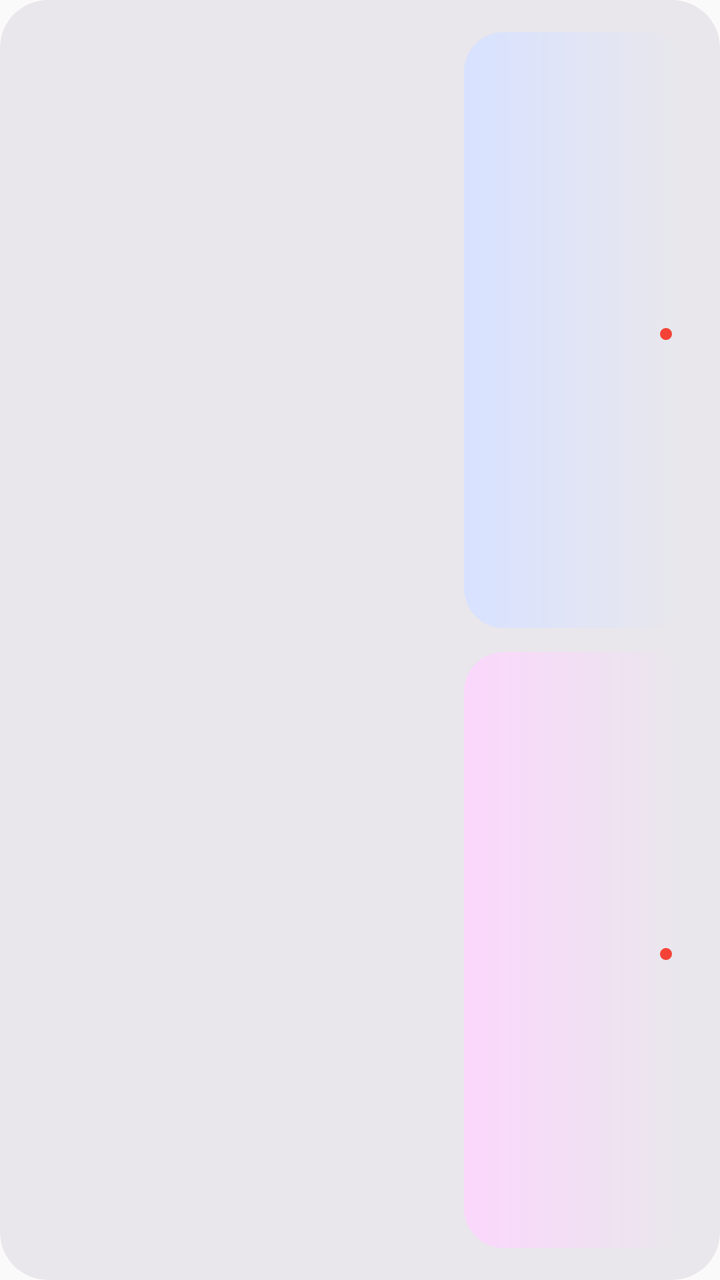
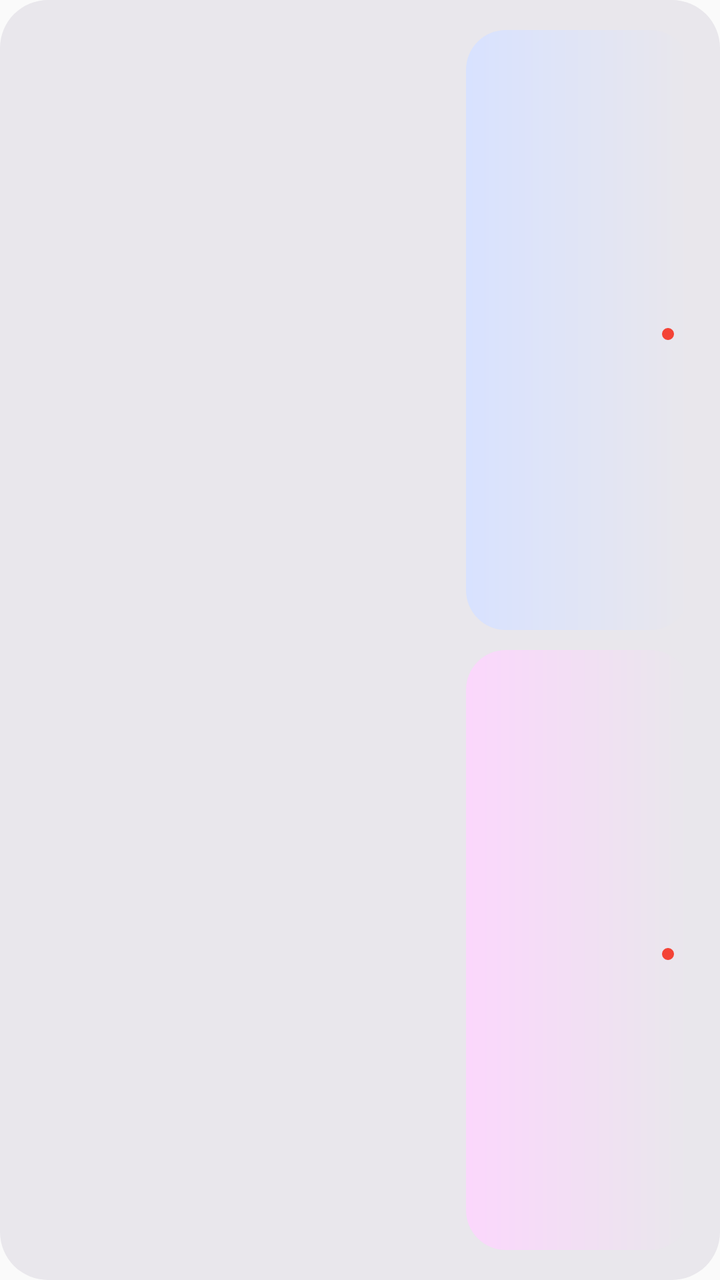

Screens rendered from an Android XML layout before and after an edit, with the pre-edit source and the edit as a unified diff.
<!-- AndroidManifest.xml: application theme Theme.Nexta -->
<!-- res/layout/nexta_widget.xml -->
<?xml version="1.0" encoding="utf-8"?>
<LinearLayout xmlns:android="http://schemas.android.com/apk/res/android"
    android:id="@+id/nexta_widget_root"
    android:layout_width="match_parent"
    android:layout_height="match_parent"
    android:orientation="vertical"
    android:padding="10dp"
    android:background="@drawable/nexta_widget_background">

    <LinearLayout
        android:layout_width="match_parent"
        android:layout_height="0dp"
        android:layout_weight="1"
        android:orientation="horizontal"
        android:padding="6dp">

        <LinearLayout
            android:layout_width="0dp"
            android:layout_height="match_parent"
            android:layout_weight="1"
            android:orientation="vertical"
            android:gravity="center_vertical">
            <TextView
                android:id="@+id/widget_title_1"
                android:layout_width="match_parent"
                android:layout_height="wrap_content"
                android:maxLines="2"
                android:ellipsize="end"
                android:textColor="@color/nexta_widget_title"
                android:textSize="17sp"
                android:textStyle="bold" />
            <TextView
                android:id="@+id/widget_location_1"
                android:layout_width="match_parent"
                android:layout_height="wrap_content"
                android:maxLines="1"
                android:ellipsize="end"
                android:textColor="@color/nexta_widget_secondary"
                android:textSize="13sp" />
            <TextView
                android:id="@+id/widget_note_1"
                android:layout_width="match_parent"
                android:layout_height="wrap_content"
                android:maxLines="1"
                android:ellipsize="end"
                android:textColor="@color/nexta_widget_note"
                android:textSize="13sp"
                android:textStyle="bold" />
        </LinearLayout>

        <LinearLayout
            android:layout_width="112dp"
            android:layout_height="match_parent"
            android:layout_marginStart="10dp"
            android:orientation="vertical"
            android:gravity="center"
            android:padding="8dp"
            android:background="@drawable/nexta_widget_status_current">
            <LinearLayout
                android:layout_width="match_parent"
                android:layout_height="wrap_content"
                android:orientation="horizontal">
                <TextView
                    android:id="@+id/widget_start_time_1"
                    android:layout_width="0dp"
                    android:layout_height="wrap_content"
                    android:layout_weight="1"
                    android:gravity="start"
                    android:maxLines="1"
                    android:textColor="#F44336"
                    android:textSize="15sp"
                    android:textStyle="bold" />
                <TextView
                    android:id="@+id/widget_end_time_1"
                    android:layout_width="0dp"
                    android:layout_height="wrap_content"
                    android:layout_weight="1"
                    android:gravity="end"
                    android:maxLines="1"
                    android:textColor="#F44336"
                    android:textSize="15sp"
                    android:textStyle="bold" />
            </LinearLayout>
            <FrameLayout
                android:layout_width="match_parent"
                android:layout_height="8dp"
                android:layout_marginTop="3dp">
                <ProgressBar
                    android:id="@+id/widget_progress_1"
                    style="?android:attr/progressBarStyleHorizontal"
                    android:layout_width="match_parent"
                    android:layout_height="2dp"
                    android:layout_gravity="center_vertical"
                    android:max="100"
                    android:progress="0"
                    android:indeterminate="false"
                    android:progressDrawable="@drawable/nexta_widget_progress" />
                <ImageView
                    android:id="@+id/widget_progress_dot_1"
                    android:layout_width="6dp"
                    android:layout_height="6dp"
                    android:layout_gravity="center_vertical|end"
                    android:src="@drawable/nexta_widget_progress_dot"
                    android:contentDescription="" />
            </FrameLayout>
            <TextView
                android:id="@+id/widget_countdown_1"
                android:layout_width="match_parent"
                android:layout_height="wrap_content"
                android:gravity="center"
                android:maxLines="2"
                android:textColor="@color/nexta_widget_status_current_text"
                android:textSize="14sp"
                android:textStyle="bold" />
        </LinearLayout>
    </LinearLayout>

    <LinearLayout
        android:layout_width="match_parent"
        android:layout_height="0dp"
        android:layout_weight="1"
        android:orientation="horizontal"
        android:padding="6dp">

        <LinearLayout
            android:layout_width="0dp"
            android:layout_height="match_parent"
            android:layout_weight="1"
            android:orientation="vertical"
            android:gravity="center_vertical">
            <TextView
                android:id="@+id/widget_title_2"
                android:layout_width="match_parent"
                android:layout_height="wrap_content"
                android:maxLines="2"
                android:ellipsize="end"
                android:textColor="@color/nexta_widget_title"
                android:textSize="17sp"
                android:textStyle="bold" />
            <TextView
                android:id="@+id/widget_location_2"
                android:layout_width="match_parent"
                android:layout_height="wrap_content"
                android:maxLines="1"
                android:ellipsize="end"
                android:textColor="@color/nexta_widget_secondary"
                android:textSize="13sp" />
            <TextView
                android:id="@+id/widget_note_2"
                android:layout_width="match_parent"
                android:layout_height="wrap_content"
                android:maxLines="1"
                android:ellipsize="end"
                android:textColor="@color/nexta_widget_note"
                android:textSize="13sp"
                android:textStyle="bold" />
        </LinearLayout>

        <LinearLayout
            android:layout_width="112dp"
            android:layout_height="match_parent"
            android:layout_marginStart="10dp"
            android:orientation="vertical"
            android:gravity="center"
            android:padding="8dp"
            android:background="@drawable/nexta_widget_status_next">
            <LinearLayout
                android:layout_width="match_parent"
                android:layout_height="wrap_content"
                android:orientation="horizontal">
                <TextView
                    android:id="@+id/widget_start_time_2"
                    android:layout_width="0dp"
                    android:layout_height="wrap_content"
                    android:layout_weight="1"
                    android:gravity="start"
                    android:maxLines="1"
                    android:textColor="#F44336"
                    android:textSize="15sp"
                    android:textStyle="bold" />
                <TextView
                    android:id="@+id/widget_end_time_2"
                    android:layout_width="0dp"
                    android:layout_height="wrap_content"
                    android:layout_weight="1"
                    android:gravity="end"
                    android:maxLines="1"
                    android:textColor="#F44336"
                    android:textSize="15sp"
                    android:textStyle="bold" />
            </LinearLayout>
            <FrameLayout
                android:layout_width="match_parent"
                android:layout_height="8dp"
                android:layout_marginTop="3dp">
                <ProgressBar
                    android:id="@+id/widget_progress_2"
                    style="?android:attr/progressBarStyleHorizontal"
                    android:layout_width="match_parent"
                    android:layout_height="2dp"
                    android:layout_gravity="center_vertical"
                    android:max="100"
                    android:progress="0"
                    android:indeterminate="false"
                    android:progressDrawable="@drawable/nexta_widget_progress" />
                <ImageView
                    android:id="@+id/widget_progress_dot_2"
                    android:layout_width="6dp"
                    android:layout_height="6dp"
                    android:layout_gravity="center_vertical|end"
                    android:src="@drawable/nexta_widget_progress_dot"
                    android:contentDescription="" />
            </FrameLayout>
            <TextView
                android:id="@+id/widget_countdown_2"
                android:layout_width="match_parent"
                android:layout_height="wrap_content"
                android:gravity="center"
                android:maxLines="2"
                android:textColor="@color/nexta_widget_status_next_text"
                android:textSize="14sp"
                android:textStyle="bold" />
        </LinearLayout>
    </LinearLayout>
</LinearLayout>
<!-- resources referenced by this layout -->
<resources>
  <color name="nexta_widget_note">@android:color/holo_blue_dark</color>
  <color name="nexta_widget_secondary">@android:color/secondary_text_light</color>
  <color name="nexta_widget_status_current_text">@android:color/primary_text_light</color>
  <color name="nexta_widget_status_next_text">@android:color/primary_text_light</color>
  <color name="nexta_widget_title">@android:color/primary_text_light</color>
  <!-- drawable nexta_widget_background (drawable) -->
  <?xml version="1.0" encoding="utf-8"?>
  <shape xmlns:android="http://schemas.android.com/apk/res/android">
      <corners android:radius="24dp" />
      <solid android:color="@color/nexta_widget_container" />
  </shape>
  <!-- drawable nexta_widget_progress (drawable) -->
  <?xml version="1.0" encoding="utf-8"?>
  <layer-list xmlns:android="http://schemas.android.com/apk/res/android">
      <item android:id="@android:id/progress">
          <clip>
              <shape>
                  <corners android:radius="1dp" />
                  <solid android:color="#F44336" />
              </shape>
          </clip>
      </item>
  </layer-list>
  <!-- drawable nexta_widget_progress_dot (drawable) -->
  <?xml version="1.0" encoding="utf-8"?>
  <shape xmlns:android="http://schemas.android.com/apk/res/android"
      android:shape="oval">
      <solid android:color="#F44336" />
  </shape>
  <!-- drawable nexta_widget_status_current (drawable) -->
  <?xml version="1.0" encoding="utf-8"?>
  <shape xmlns:android="http://schemas.android.com/apk/res/android">
      <corners android:radius="20dp" />
      <gradient
          android:angle="0"
          android:startColor="@color/nexta_widget_current_container"
          android:endColor="@color/nexta_widget_container" />
  </shape>
  <!-- drawable nexta_widget_status_next (drawable) -->
  <?xml version="1.0" encoding="utf-8"?>
  <shape xmlns:android="http://schemas.android.com/apk/res/android">
      <corners android:radius="20dp" />
      <gradient
          android:angle="0"
          android:startColor="@color/nexta_widget_next_container"
          android:endColor="@color/nexta_widget_container" />
  </shape>
  <style name="Theme.Nexta" parent="android:Theme.Material.Light.NoActionBar" />
  <color name="nexta_widget_container">@android:color/background_light</color>
  <color name="nexta_widget_current_container">@android:color/holo_green_light</color>
  <color name="nexta_widget_next_container">@android:color/holo_orange_light</color>
</resources>

<!-- the commit's change to res/layout/nexta_widget.xml (unified diff, before → after) -->
@@ -12,7 +12,7 @@
         android:layout_height="0dp"
         android:layout_weight="1"
         android:orientation="horizontal"
-        android:padding="6dp">
+        android:padding="5dp">
 
         <LinearLayout
             android:layout_width="0dp"
@@ -27,7 +27,7 @@
                 android:maxLines="2"
                 android:ellipsize="end"
                 android:textColor="@color/nexta_widget_title"
-                android:textSize="17sp"
+                android:textSize="19sp"
                 android:textStyle="bold" />
             <TextView
                 android:id="@+id/widget_location_1"
@@ -36,7 +36,7 @@
                 android:maxLines="1"
                 android:ellipsize="end"
                 android:textColor="@color/nexta_widget_secondary"
-                android:textSize="13sp" />
+                android:textSize="14sp" />
             <TextView
                 android:id="@+id/widget_note_1"
                 android:layout_width="match_parent"
@@ -44,14 +44,14 @@
                 android:maxLines="1"
                 android:ellipsize="end"
                 android:textColor="@color/nexta_widget_note"
-                android:textSize="13sp"
+                android:textSize="14sp"
                 android:textStyle="bold" />
         </LinearLayout>
 
         <LinearLayout
             android:layout_width="112dp"
             android:layout_height="match_parent"
-            android:layout_marginStart="10dp"
+            android:layout_marginStart="8dp"
             android:orientation="vertical"
             android:gravity="center"
             android:padding="8dp"
@@ -83,13 +83,13 @@
             </LinearLayout>
             <FrameLayout
                 android:layout_width="match_parent"
-                android:layout_height="8dp"
+                android:layout_height="6dp"
                 android:layout_marginTop="3dp">
                 <ProgressBar
                     android:id="@+id/widget_progress_1"
                     style="?android:attr/progressBarStyleHorizontal"
                     android:layout_width="match_parent"
-                    android:layout_height="2dp"
+                    android:layout_height="1dp"
                     android:layout_gravity="center_vertical"
                     android:max="100"
                     android:progress="0"
@@ -120,7 +120,7 @@
         android:layout_height="0dp"
         android:layout_weight="1"
         android:orientation="horizontal"
-        android:padding="6dp">
+        android:padding="5dp">
 
         <LinearLayout
             android:layout_width="0dp"
@@ -135,7 +135,7 @@
                 android:maxLines="2"
                 android:ellipsize="end"
                 android:textColor="@color/nexta_widget_title"
-                android:textSize="17sp"
+                android:textSize="19sp"
                 android:textStyle="bold" />
             <TextView
                 android:id="@+id/widget_location_2"
@@ -144,7 +144,7 @@
                 android:maxLines="1"
                 android:ellipsize="end"
                 android:textColor="@color/nexta_widget_secondary"
-                android:textSize="13sp" />
+                android:textSize="14sp" />
             <TextView
                 android:id="@+id/widget_note_2"
                 android:layout_width="match_parent"
@@ -152,14 +152,14 @@
                 android:maxLines="1"
                 android:ellipsize="end"
                 android:textColor="@color/nexta_widget_note"
-                android:textSize="13sp"
+                android:textSize="14sp"
                 android:textStyle="bold" />
         </LinearLayout>
 
         <LinearLayout
             android:layout_width="112dp"
             android:layout_height="match_parent"
-            android:layout_marginStart="10dp"
+            android:layout_marginStart="8dp"
             android:orientation="vertical"
             android:gravity="center"
             android:padding="8dp"
@@ -191,13 +191,13 @@
             </LinearLayout>
             <FrameLayout
                 android:layout_width="match_parent"
-                android:layout_height="8dp"
+                android:layout_height="6dp"
                 android:layout_marginTop="3dp">
                 <ProgressBar
                     android:id="@+id/widget_progress_2"
                     style="?android:attr/progressBarStyleHorizontal"
                     android:layout_width="match_parent"
-                    android:layout_height="2dp"
+                    android:layout_height="1dp"
                     android:layout_gravity="center_vertical"
                     android:max="100"
                     android:progress="0"
